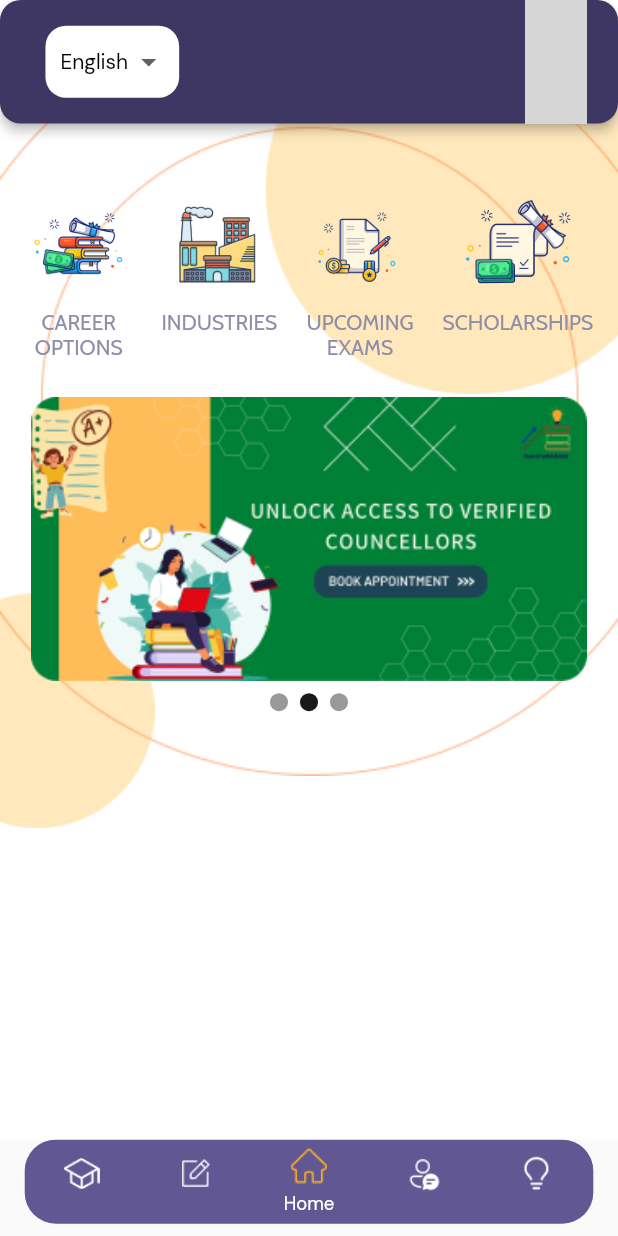
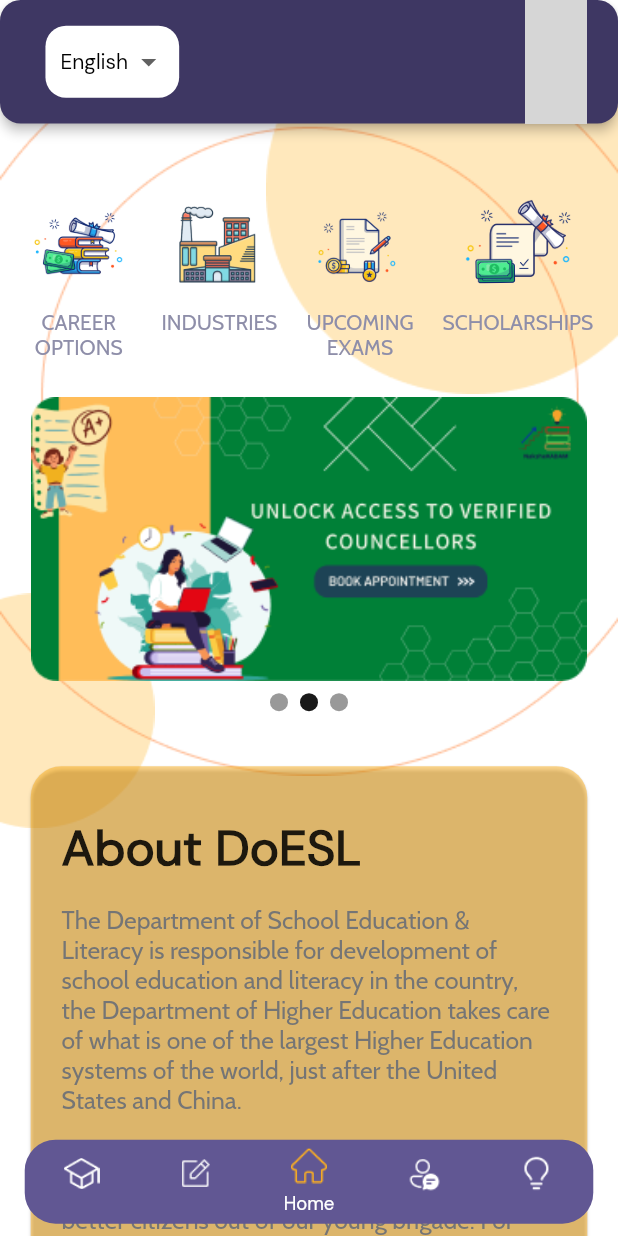
Before and after one commit to Rushour0/Nakshekadam-SIH, a Flutter app: the screen it shows after launch, on a phone screen of 412 x 824 dp. Run offline on Flutter 3.47's test engine with Material 2 defaults, Android fonts, the phone set to English and light mode, and no system bars; drawn by our look-alikes of carousel_slider, custom_navigation_bar; our stand-ins replace cloud_firestore, dropdown_button2, firebase_auth, firebase_core, firebase_database, firebase_messaging and 7 more; missing offline and left inert: dart:ffi; accounts and stored records are empty; network calls fail; project files that could hold a hidden picture were left out; grey boxes are pictures that could not be loaded.

Commit message:
card added on homepage

```diff
--- a/lib/screens/main/main_page.dart
+++ b/lib/screens/main/main_page.dart
@@ -91,8 +91,8 @@ class _MainPageState extends State<MainPage> with TickerProviderStateMixin {
       ),
 
       // backgroundColor: Colors.transparent,
-
-      bottomNavigationBar: Padding(
+      floatingActionButtonLocation: FloatingActionButtonLocation.centerDocked,
+      floatingActionButton: Padding(
         padding: EdgeInsets.fromLTRB(
           // screenHeight * 0.01,
           // screenHeight * 0.01,
--- a/lib/screens/main/tabs/home_page.dart
+++ b/lib/screens/main/tabs/home_page.dart
@@ -1,7 +1,9 @@
 import 'package:flutter/material.dart';
 import 'package:nakshekadam/common_widgets/backgrounds/bigThreeBg.dart';
 import 'package:nakshekadam/globals.dart';
+import 'package:nakshekadam/screens/main/tabs/home_page/components/card_text.dart';
 import 'package:nakshekadam/screens/main/tabs/home_page/components/carousel.dart';
+import 'package:nakshekadam/screens/main/tabs/home_page/components/option_buttons.dart';
 
 class HomePage extends StatelessWidget {
   const HomePage({Key? key}) : super(key: key);
@@ -19,7 +21,8 @@ class HomePage extends StatelessWidget {
     return Scaffold(
       backgroundColor: Colors.transparent,
       resizeToAvoidBottomInset: false,
-      body: Container(
+      body: SingleChildScrollView(
+        child: Container(
           height: screenHeight,
           width: screenWidth,
           color: Colors.transparent,
@@ -28,38 +31,56 @@ class HomePage extends StatelessWidget {
                 horizontal: screenWidth * 0.04, vertical: screenHeight * 0.007),
             child: Column(
               children: [
-              Row(
-                mainAxisAlignment: MainAxisAlignment.spaceBetween,
-                crossAxisAlignment: CrossAxisAlignment.start,
-                children: optionNames.map((e) {
-                  return GestureDetector(
-                    onTap: () {
-                      // Navigator.pushNamed(context, e);
-                    },
-                    child: Column(
-                      mainAxisAlignment: MainAxisAlignment.center,
-                      crossAxisAlignment: CrossAxisAlignment.center,
-                      children: [
-                        Image.asset("assets/images/features_images/$e.png",
-                            width: screenWidth * 0.175,
-                            height: screenHeight * 0.1),
-                        Text(
-                          (e.replaceAll('_', '\n')).toUpperCase(),
-                          textAlign: TextAlign.center,
-                          style: TextStyle(
-                              fontFamily: "Cabin",
-                              color: COLOR_THEME["optionButtonText"]),
-                        )
-                      ],
-                    ),
-                  );
-                }).toList(),
-              ),
+                optionButtons(optionNames, screenWidth, screenHeight),
                 Padding(
                   padding: EdgeInsets.only(top: screenHeight * 0.03),
                   child: const CustomCarouselSlider(),
                 ),
+                Padding(
+                  padding: EdgeInsets.only(top: screenHeight * 0.03, bottom: screenHeight * 0.03),
+                  child: Card(
+                    color: COLOR_THEME['backgroundComponents'],
+                    shape: RoundedRectangleBorder(
+                      borderRadius: BorderRadius.circular(screenWidth * 0.05),
+                    ),
+                    child: Padding(
+                      padding: EdgeInsets.symmetric(
+                          vertical: screenHeight * 0.04,
+                          horizontal: screenWidth * 0.05),
+                      child: Column(
+                        children: [
+                          Row(
+                            children: [
+                              Text(
+                                "About DoESL",
+                                style: TextStyle(
+                                  fontFamily: "DM Sans",
+                                  fontSize: screenWidth * 0.08,
+                                  fontWeight: FontWeight.bold,
+                                ),
+                              ),
                             ],
+                          ),
+                          Padding(
+                            padding: EdgeInsets.only(top: screenHeight * 0.02),
+                            child: Text(
+                              ABOUT_DOESL,
+                              softWrap: true,
+                              textAlign: TextAlign.left,
+                              style: TextStyle(
+                                fontFamily: "Cabin",
+                                fontSize: screenWidth * 0.04,
+                                color: Colors.grey[600],
+                              ),
+                            ),
+                          ),
+                        ],
+                      ),
+                    ),
+                  ),
+                ),
+              ],
+            ),
           ),
         ),
       ),
--- /dev/null
+++ b/lib/screens/main/tabs/home_page/components/card_text.dart
@@ -0,0 +1,8 @@
+const String OUR_VISIOV =
+    "DoESL's venture NaksheKADAM is built in mind keeping the NEP and its modifications in mind, solving all queries of 9th to 12th graders in the most coundcive manner. It provides students with relevant information regarding what subjects will lead to what career paths, what are the Higher Educational Institutions for study for pursuing such studies, what are the entrance exams required, what aptitude tests are available, etc, how to access them, making it a one-stop solution for everything. NaksheKADAM is also a safespace for students to discuss their fears and for parents to raise queries. Our verified counsellors, industry experts, AI-based tests, chatbots and comprehsive technology driven solutions are here to help all children and parents with their issues.";
+
+const String ABOUT_DOESL =
+    "The Department of School Education & Literacy is responsible for development of school education and literacy in the country, the Department of Higher Education takes care of what is one of the largest Higher Education systems of the world, just after the United States and China.\n\nThe Dept of SE & L has its eyes set on the “universalisation of education” and making better citizens out of our young brigade. For this, various new schemes and initiatives are taken up regularly and recently, those schemes and initiatives have also started paying dividends in the form of growing enrolment in schools.";
+
+const String NEW_EDUCATION_POLICY_20__TRANSFORMING_INDIA =
+    "National Educational Policy (NEP): Union cabinet paved the way for transformative reform in school and higher education system by launching the New National Education Policy (NEP) on 29th July 2020.  The policy aims to highlight new avenues for students in different subjects by increasing the choices students have in choosing their subject combinations and eventual careers. No student would be forced for any Language. Higher education will receive flexibility in subjects. There will be multiple entries and exit points with appropriate certification for higher education.";
--- /dev/null
+++ b/lib/screens/main/tabs/home_page/components/option_buttons.dart
@@ -0,0 +1,33 @@
+import 'dart:ffi';
+
+import 'package:flutter/material.dart';
+import 'package:nakshekadam/globals.dart';
+
+Row optionButtons(
+        List<String> optionNames, double screenWidth, double screenHeight) =>
+    Row(
+      mainAxisAlignment: MainAxisAlignment.spaceBetween,
+      crossAxisAlignment: CrossAxisAlignment.start,
+      children: optionNames.map((e) {
+        return GestureDetector(
+          onTap: () {
+            // Navigator.pushNamed(context, e);
+          },
+          child: Column(
+            mainAxisAlignment: MainAxisAlignment.center,
+            crossAxisAlignment: CrossAxisAlignment.center,
+            children: [
+              Image.asset("$FEATURES_IMAGES_DIRECTORY/$e.png",
+                  width: screenWidth * 0.175, height: screenHeight * 0.1),
+              Text(
+                (e.replaceAll('_', '\n')).toUpperCase(),
+                textAlign: TextAlign.center,
+                style: TextStyle(
+                    fontFamily: "Cabin",
+                    color: COLOR_THEME["optionButtonText"]),
+              )
+            ],
+          ),
+        );
+      }).toList(),
+    );
```
Lines whose indentation alone changed are shown as unchanged.
